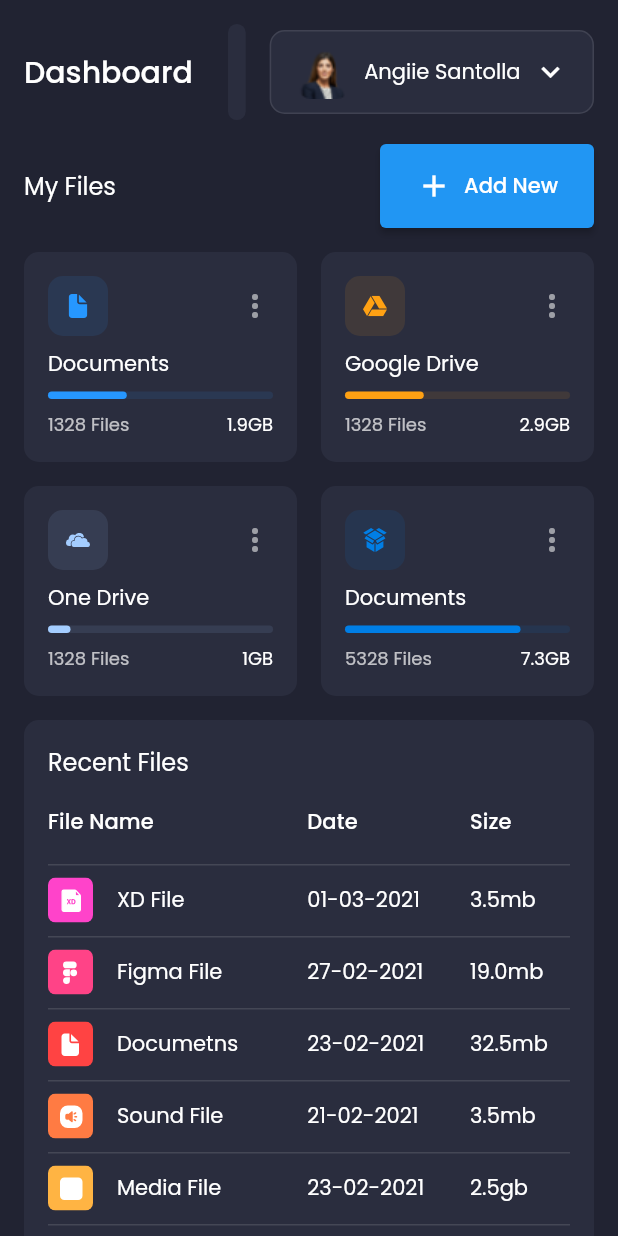
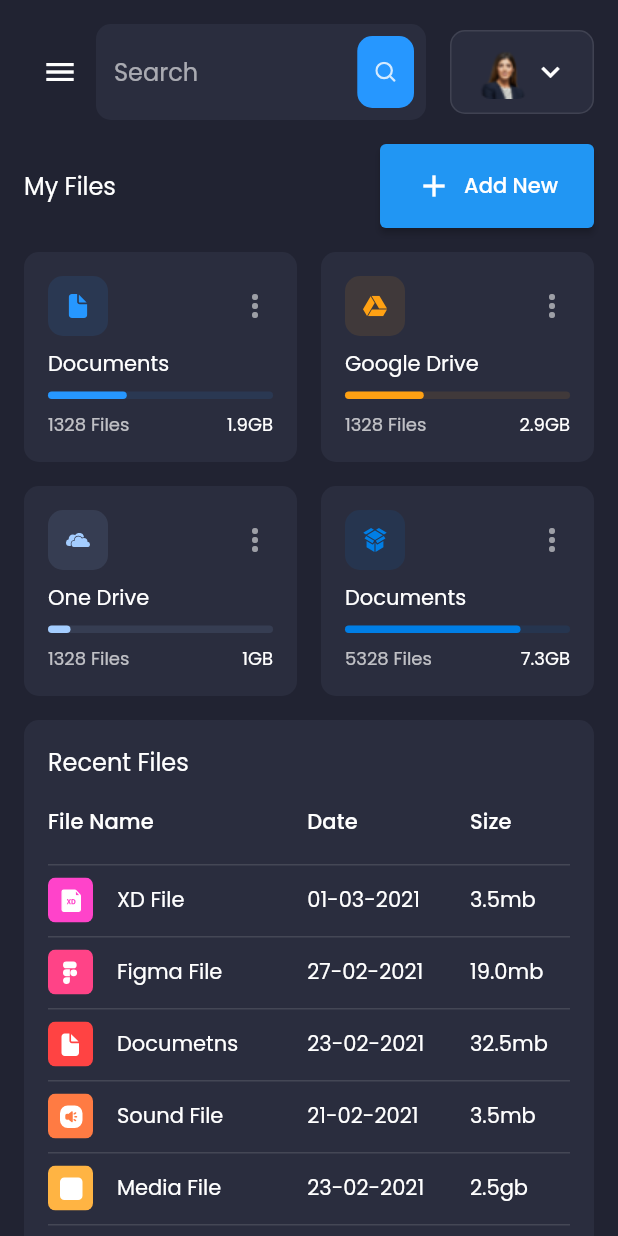
Before and after one commit to FaytMx/globalpaq_flutter_app, a Flutter app: the screen it shows after launch, on a phone screen of 412 x 824 dp. Run offline on Flutter 3.47's test engine with Material 2 defaults, Android fonts, the phone set to English and light mode, and no system bars; our stand-ins replace dio, fl_chart, flutter_secure_storage, flutter_svg, get, google_fonts and 1 more.

Commit message:
Responsive terminado

```diff
--- a/lib/app/modules/home/home_controller.dart
+++ b/lib/app/modules/home/home_controller.dart
@@ -1,3 +1,4 @@
+import 'package:flutter/material.dart';
 import 'package:get/get.dart';
 import 'package:globalpaq_app/app/data/models/requests/fedex/fedex_post_guia_request.dart';
 import 'package:globalpaq_app/app/data/models/responses/asociado_info_response.dart';
@@ -11,6 +12,10 @@ import 'package:globalpaq_app/app/data/repositories/remote/redpack_repository.da
 import 'package:globalpaq_app/app/routes/app_routes.dart';
 
 class HomeController extends GetxController {
+  final GlobalKey<ScaffoldState> _scaffoldKey = GlobalKey<ScaffoldState>();
+
+  GlobalKey<ScaffoldState> get scaffoldKey => _scaffoldKey;
+
   final AsociadoRepository _asociadoRepository = Get.find<AsociadoRepository>();
   final FedexRepository _fedexRepository = Get.find<FedexRepository>();
   final DhlRepository _dhlRepository = Get.find<DhlRepository>();
@@ -81,4 +86,10 @@ class HomeController extends GetxController {
       print(e);
     }
   }
+
+  void controlMenu() {
+    if (!_scaffoldKey.currentState.isDrawerOpen) {
+      _scaffoldKey.currentState.openDrawer();
+    }
+  }
 }
--- a/lib/app/modules/home/home_page.dart
+++ b/lib/app/modules/home/home_page.dart
@@ -10,6 +10,8 @@ class HomePage extends StatelessWidget {
   Widget build(BuildContext context) {
     return GetBuilder<HomeController>(builder: (_) {
       return Scaffold(
+        key: _.scaffoldKey,
+        drawer: SideMenu(),
         body: SafeArea(
           child: Row(
             crossAxisAlignment: CrossAxisAlignment.start,
--- a/lib/app/modules/home/widgets/header.dart
+++ b/lib/app/modules/home/widgets/header.dart
@@ -1,6 +1,9 @@
 import 'package:flutter/material.dart';
 import 'package:flutter_svg/svg.dart';
+import 'package:get/get.dart';
+import 'package:globalpaq_app/app/modules/home/home_controller.dart';
 import 'package:globalpaq_app/app/utils/constatnts.dart';
+import 'package:globalpaq_app/app/utils/responsive.dart';
 
 class Header extends StatelessWidget {
   const Header({
@@ -9,20 +12,26 @@ class Header extends StatelessWidget {
 
   @override
   Widget build(BuildContext context) {
-    return Row(
+    return GetBuilder<HomeController>(
+      builder: (_) => Row(
         children: [
+          if (!Responsive.isDesktop(context))
+            IconButton(icon: Icon(Icons.menu), onPressed: _.controlMenu),
+          if (!Responsive.isMobile(context))
             Text(
               "Dashboard",
               style: Theme.of(context).textTheme.headline6,
             ),
+          if (!Responsive.isMobile(context))
             Spacer(
-          flex: 2,
+              flex: Responsive.isDesktop(context) ? 2 : 1,
             ),
           Expanded(
             child: SearchField(),
           ),
           ProfileContainer(),
         ],
+      ),
     );
   }
 }
@@ -50,8 +59,10 @@ class ProfileContainer extends StatelessWidget {
             "assets/images/profile_pic.png",
             height: 38,
           ),
+          if (!Responsive.isMobile(context))
             Padding(
-            padding: const EdgeInsets.symmetric(horizontal: defaultPadding / 2),
+              padding:
+                  const EdgeInsets.symmetric(horizontal: defaultPadding / 2),
               child: Text("Angiie Santolla"),
             ),
           Icon(Icons.keyboard_arrow_down),
--- a/lib/app/modules/home/widgets/my_fiels.dart
+++ b/lib/app/modules/home/widgets/my_fiels.dart
@@ -25,7 +25,8 @@ class MyFiels extends StatelessWidget {
               style: TextButton.styleFrom(
                   padding: EdgeInsets.symmetric(
                       horizontal: defaultPadding * 1.5,
-                      vertical: defaultPadding)),
+                      vertical: defaultPadding /
+                          (Responsive.isMobile(context) ? 1 : 2))),
               onPressed: () {},
               icon: Icon(Icons.add),
               label: Text("Add New"),
--- a/lib/app/utils/dependency_injection.dart
+++ b/lib/app/utils/dependency_injection.dart
@@ -19,6 +19,8 @@ import 'package:globalpaq_app/app/data/repositories/remote/paquetexp_repository.
 import 'package:globalpaq_app/app/data/repositories/remote/redpack_repository.dart';
 
 class DependencyInjection {
+
+
   static void init() {
     Get.lazyPut<FlutterSecureStorage>(() => FlutterSecureStorage(),
         fenix: true);
@@ -48,4 +50,6 @@ class DependencyInjection {
     Get.lazyPut(() => RedpackRepository(), fenix: true);
     Get.lazyPut(() => PaquetexpRepository(), fenix: true);
   }
+
+
 }
```
Lines whose indentation alone changed are shown as unchanged.
